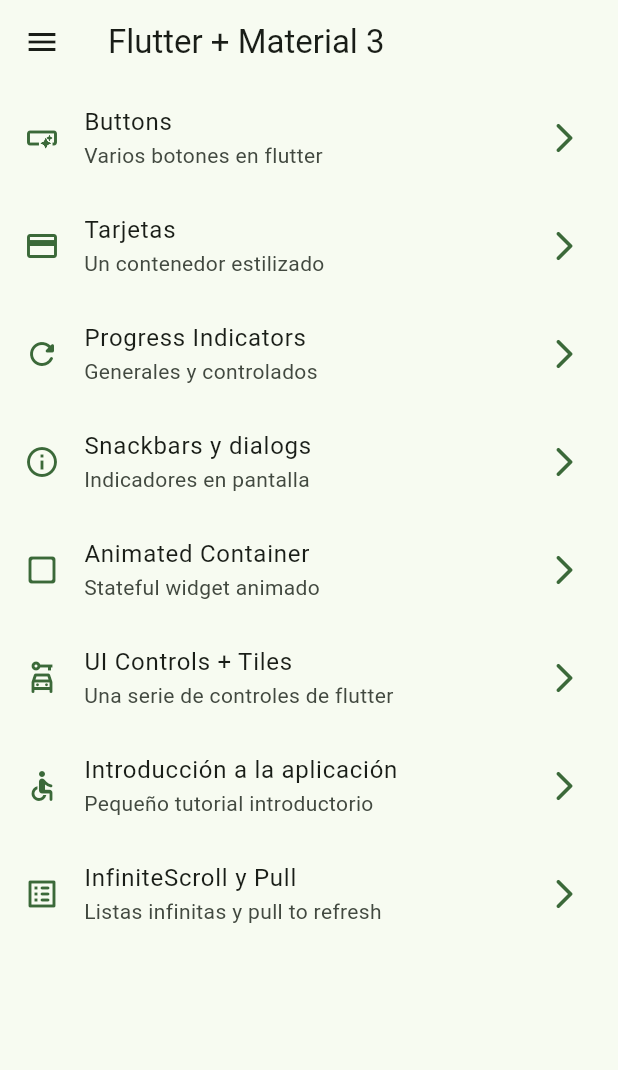
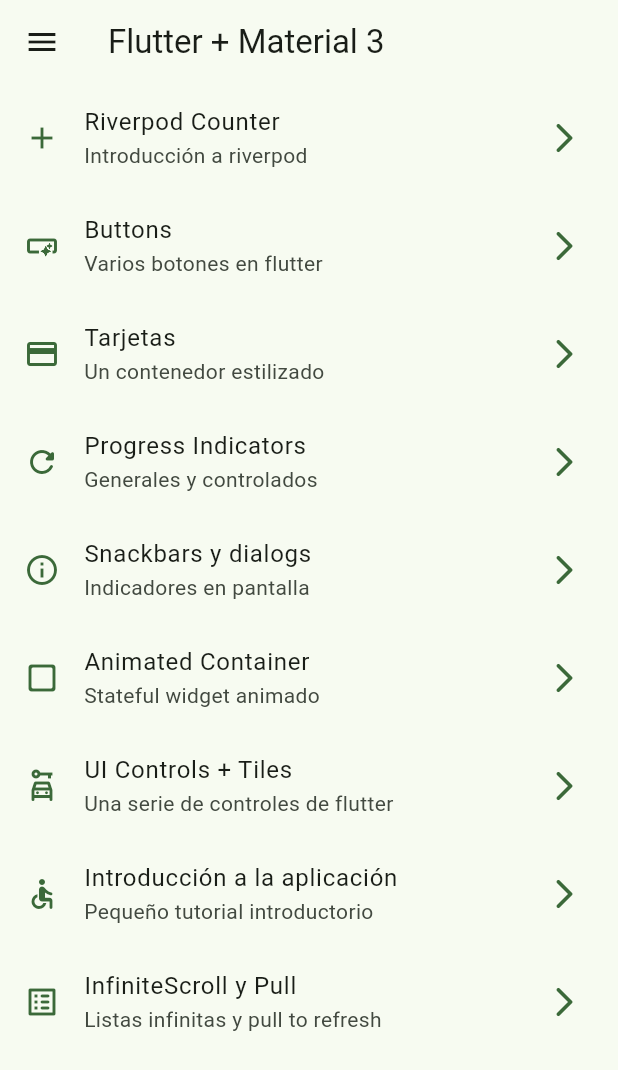
Before and after one commit to josecrsdc/widgetsApp, a Flutter app: the screen it shows after launch, on a phone screen of 412 x 824 dp. Shown: the top 1070 px of the screen. Run offline on Flutter 3.47's test engine with Material 3 defaults, Android fonts, the phone set to English and light mode, and no system bars; our stand-ins replace animate_do, go_router; missing offline and left inert: dart:ffi.

Commit message:
160-Agregar pantalla de contador y ruta correspondiente en el enrutador

```diff
--- a/widgets_app/lib/config/menu/menu_items.dart
+++ b/widgets_app/lib/config/menu/menu_items.dart
@@ -15,6 +15,13 @@ class MenuItem {
 }
 
 const appMenuItems = <MenuItem>[
+
+  MenuItem(
+    title: 'Riverpod Counter',
+    subtitle: 'Introducción a riverpod',
+    link: '/counter',
+    icon: Icons.add,
+  ),
 
   MenuItem(
     title: 'Buttons',
--- a/widgets_app/lib/config/router/app_router.dart
+++ b/widgets_app/lib/config/router/app_router.dart
@@ -1,4 +1,5 @@
 import 'package:go_router/go_router.dart';
+import 'package:widgets_app/presentation/screens/counter/counter_screen.dart';
 import 'package:widgets_app/presentation/screens/screens.dart';
 
 final aapRouter = GoRouter(
@@ -49,6 +50,11 @@ final aapRouter = GoRouter(
       name: InfiniteScrollScreen.name,
       builder: (context, state) => const InfiniteScrollScreen()
     ),
+    GoRoute(
+      path: '/counter',
+      name: CounterScreen.name,
+      builder: (context, state) => const CounterScreen()
+    ),
 
   ],
 );
```
Also changed, not shown: widgets_app/lib/presentation/screens/counter/counter_screen.dart (added, +23 -0 lines).
